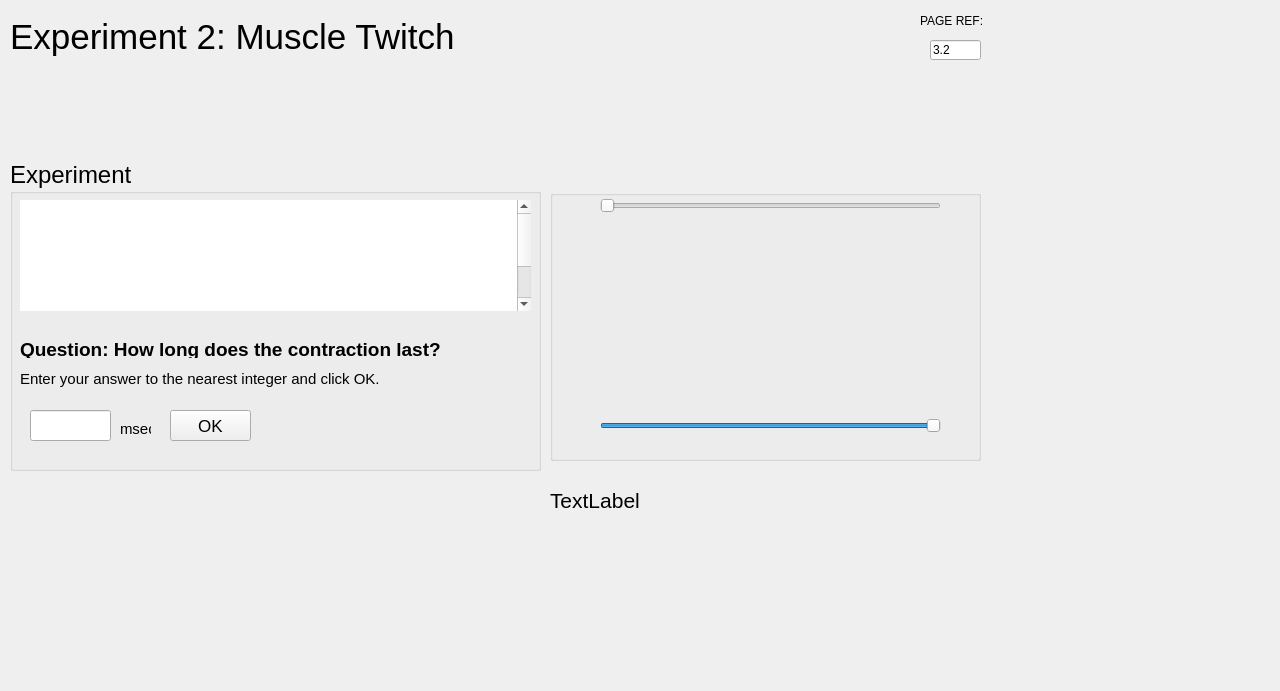
The window that rsc/ui/experiment2_muscle_twitch_two.ui (KarinaKarenik/Skeletal-Muscle-Contraction-Lab) describes before a commit, drawn with Qt 5.
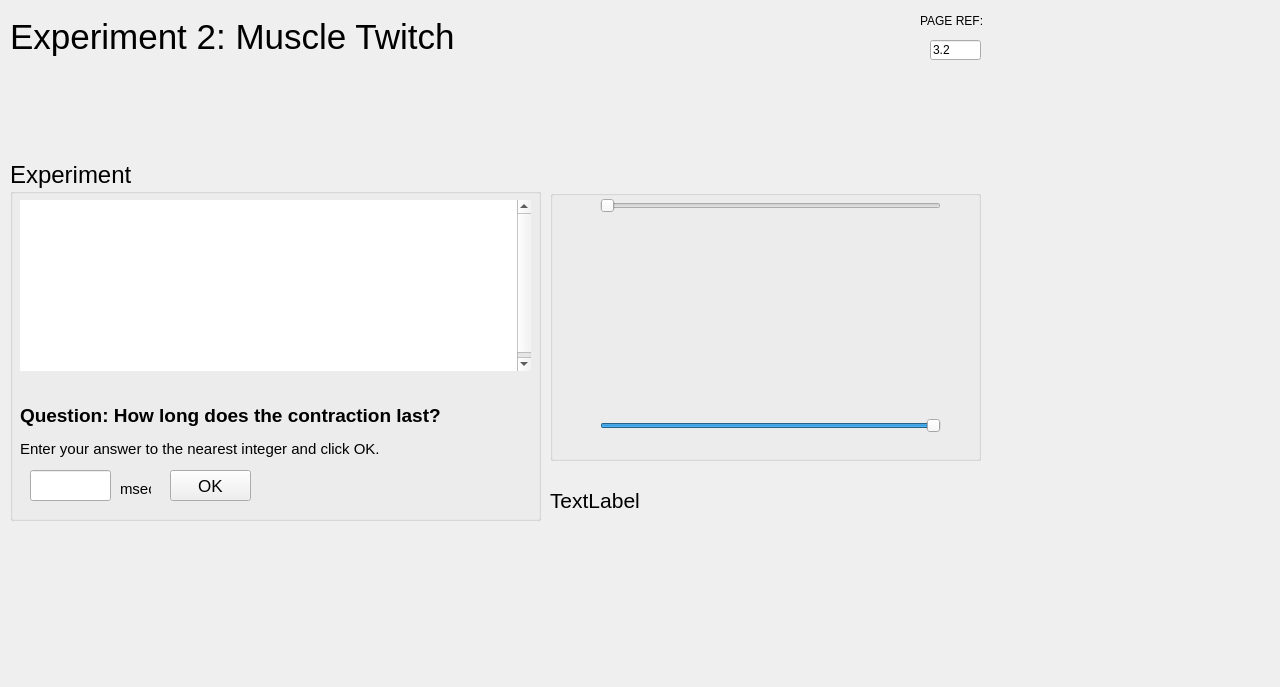
The same window after the commit. Icons and pictures are not drawn.

The edit to the form file:
```diff
--- a/rsc/ui/experiment2_muscle_twitch_two.ui
+++ b/rsc/ui/experiment2_muscle_twitch_two.ui
@@ -7,7 +7,7 @@
     <x>0</x>
     <y>0</y>
     <width>1280</width>
-    <height>691</height>
+    <height>687</height>
    </rect>
   </property>
   <property name="windowTitle">
@@ -196,7 +196,7 @@
       <x>10</x>
       <y>160</y>
       <width>531</width>
-      <height>311</height>
+      <height>361</height>
      </rect>
     </property>
     <property name="font">
@@ -213,7 +213,7 @@
        <x>10</x>
        <y>40</y>
        <width>511</width>
-       <height>111</height>
+       <height>171</height>
       </rect>
      </property>
      <property name="font">
@@ -237,9 +237,9 @@
      <property name="geometry">
       <rect>
        <x>10</x>
-       <y>180</y>
+       <y>240</y>
        <width>571</width>
-       <height>18</height>
+       <height>31</height>
       </rect>
      </property>
      <property name="font">
@@ -257,7 +257,7 @@
      <property name="geometry">
       <rect>
        <x>10</x>
-       <y>210</y>
+       <y>280</y>
        <width>571</width>
        <height>18</height>
       </rect>
@@ -275,7 +275,7 @@
      <property name="geometry">
       <rect>
        <x>20</x>
-       <y>250</y>
+       <y>310</y>
        <width>81</width>
        <height>31</height>
       </rect>
@@ -288,7 +288,7 @@
      <property name="geometry">
       <rect>
        <x>160</x>
-       <y>250</y>
+       <y>310</y>
        <width>81</width>
        <height>31</height>
       </rect>
@@ -306,7 +306,7 @@
      <property name="geometry">
       <rect>
        <x>110</x>
-       <y>260</y>
+       <y>320</y>
        <width>31</width>
        <height>18</height>
       </rect>
```
